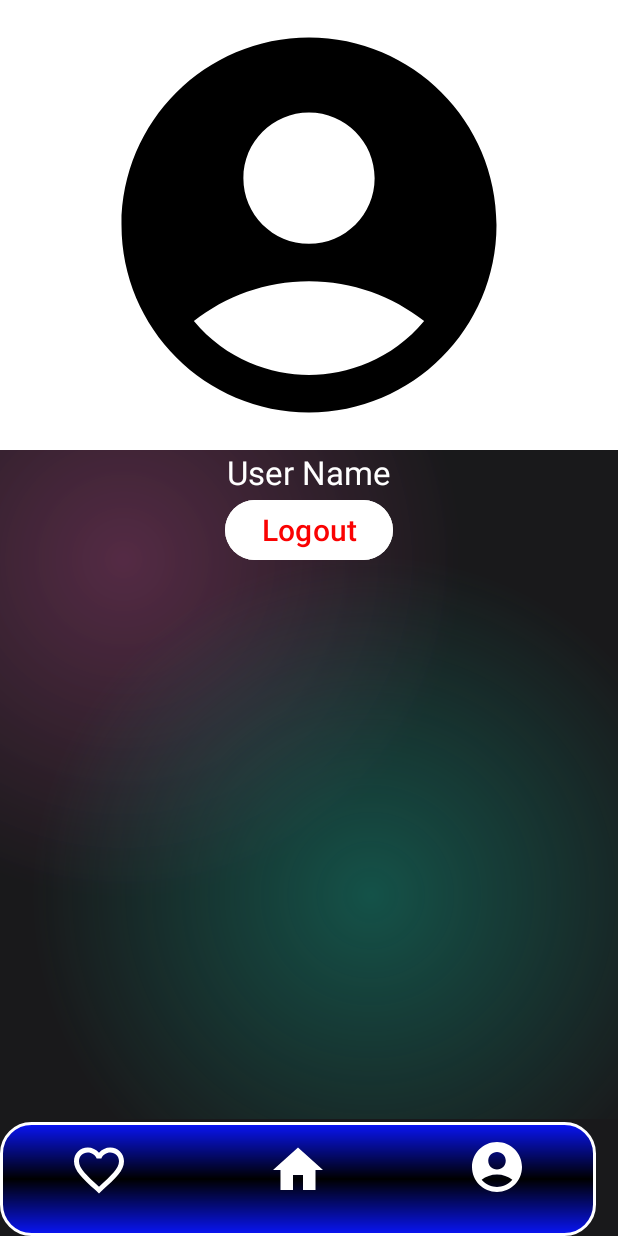
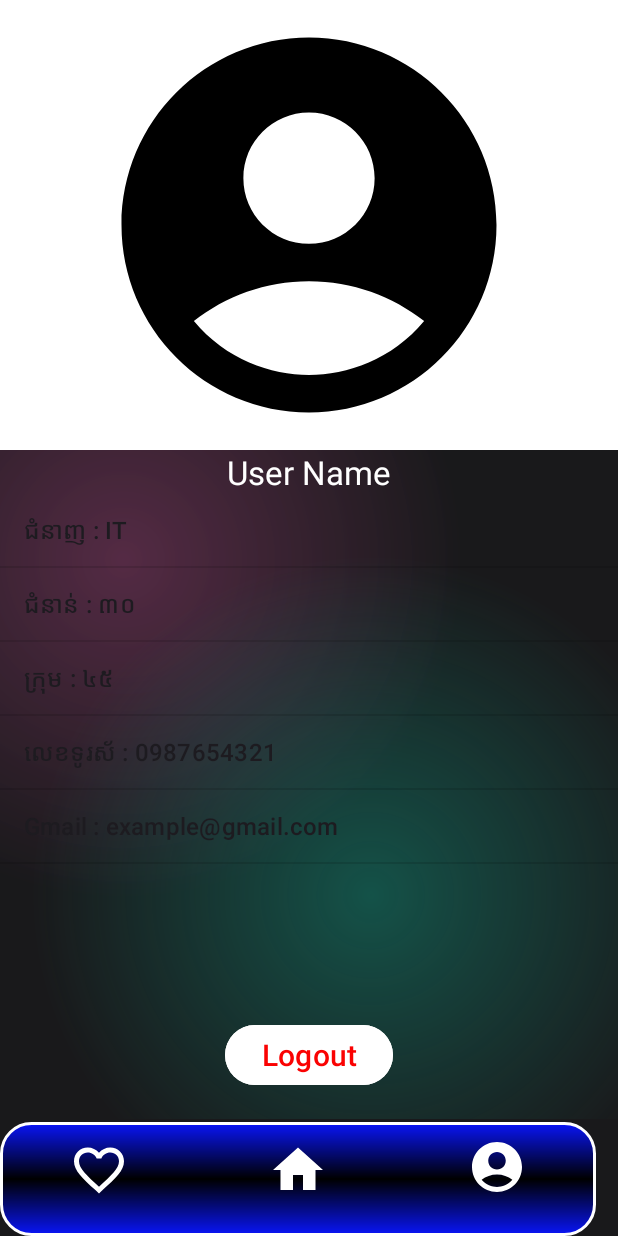
Before and after one commit to PhalKanhaPK/ThesisNUM, an Android app: the screen it shows after launch (HomeActivity), item 3 of the bottom bar chosen, on a phone screen of 412 x 824 dp. Run offline under Robolectric (Android 15) with nearby library versions, the phone set to English and light mode, and no system bars.

Commit message:
edit file

```diff
--- a/app/src/main/java/com/example/numthesis/AccountFragment.kt
+++ b/app/src/main/java/com/example/numthesis/AccountFragment.kt
@@ -6,7 +6,9 @@ import androidx.fragment.app.Fragment
 import android.view.LayoutInflater
 import android.view.View
 import android.view.ViewGroup
+import android.widget.ArrayAdapter
 import android.widget.Button
+import android.widget.ListView
 import androidx.appcompat.widget.ActivityChooserView.InnerLayout
 
 class AccountFragment : Fragment() {
@@ -16,16 +18,19 @@ class AccountFragment : Fragment() {
         savedInstanceState: Bundle?
     ): View? {
         val view = inflater.inflate(R.layout.fragment_account, container, false)
-
-        // Inflate the layout for this fragment
-        //return inflater.inflate(R.layout.fragment_account, container, false)
         val btnLogout = view.findViewById<Button>(R.id.btnLogout)
-
         btnLogout?.setOnClickListener {
             val intent = Intent(requireContext(), LoginActivity::class.java)
             startActivity(intent)
+        }
 
-        }
+        val arrayAdapter: ArrayAdapter<*>
+        val userInfo = arrayOf("ជំនាញ : IT","ជំនាន់ : ៣០","ក្រុម : ៤៥","លេខទូរស័ : 0987654321","Gmail : example@gmail.com")
+
+        var mListView = view.findViewById<ListView>(R.id.ListView_userInfo)
+        arrayAdapter = ArrayAdapter(requireContext(),android.R.layout.simple_list_item_1, userInfo)
+        mListView.adapter = arrayAdapter
+
         return view
     }
 }
--- a/app/src/main/res/layout/fragment_account.xml
+++ b/app/src/main/res/layout/fragment_account.xml
@@ -33,9 +33,10 @@
                 android:textSize="10pt"/>
 
             <ListView
-                android:id="@+id/userInfo_list"
+                android:id="@+id/ListView_userInfo"
                 android:layout_width="match_parent"
-                android:layout_height="match_parent"/>
+                android:layout_height="350dp"
+                android:cacheColorHint="@color/white"/>
 
             <Button
                 android:id="@+id/btnLogout"
```
Also changed, not shown: app/src/main/res/layout/activity_listview.xml (added, +17 -0 lines), app/src/main/res/menu/account.xml (deleted, +0 -14 lines).
